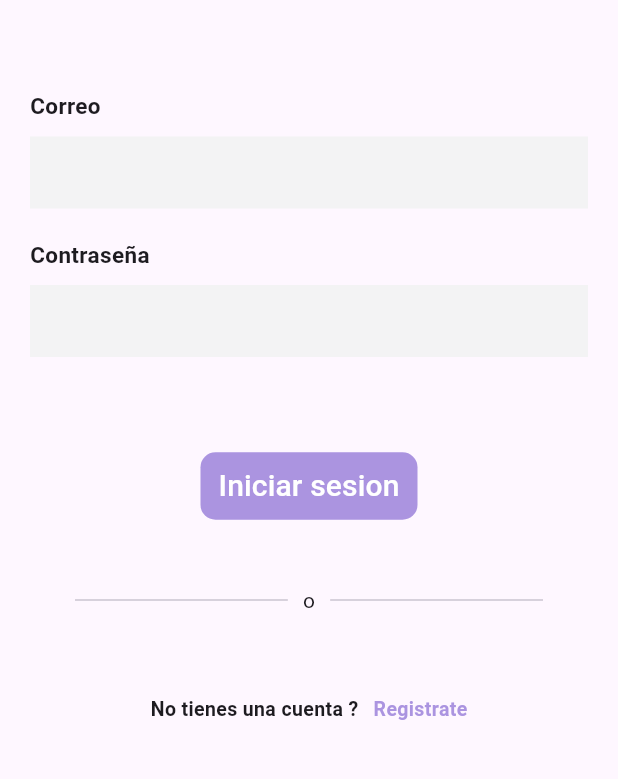
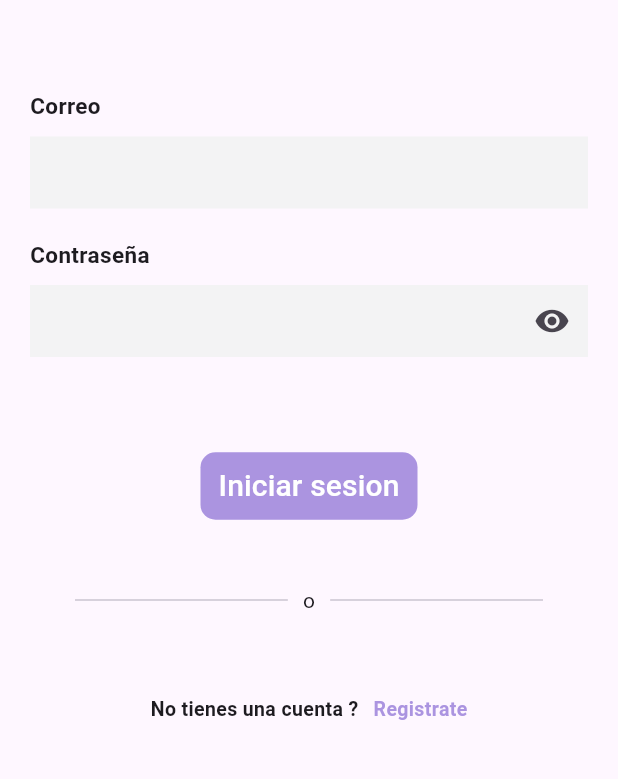
Before and after one commit to gatofeliz/Zas, a Flutter app: the screen it shows after launch, on a phone screen of 412 x 824 dp, the part 450-1229 px from its top. Run offline on Flutter 3.47's test engine with Material 3 defaults, Android fonts, the light colour scheme and no system bars; our stand-ins replace date_time_picker, dio, go_router, google_nav_bar, image_picker; missing offline and left inert: flutter_paypal_payment.

Commit message:
add iconpassword

```diff
--- a/lib/presentation/ui/login_screen.dart
+++ b/lib/presentation/ui/login_screen.dart
@@ -20,6 +20,7 @@ class LoginPage extends StatefulWidget {
 class _LoginPageState extends State<LoginPage> {
   TextEditingController emailController = TextEditingController();
   TextEditingController passwordController = TextEditingController();
+  bool _obscureText = true;
 
   Future<void> loginUser() async {
     final dio = Dio();
@@ -112,11 +113,21 @@ class _LoginPageState extends State<LoginPage> {
         ),
         TextField(
           controller: isPassword ? passwordController : emailController,
-            obscureText: isPassword,
-            decoration: const InputDecoration(
+          obscureText: isPassword && _obscureText,
+          decoration: InputDecoration(
             border: InputBorder.none,
-              fillColor: Color(0xfff3f3f4),
+            fillColor: const Color(0xfff3f3f4),
             filled: true,
+            suffixIcon: isPassword
+                ? IconButton(
+                    icon: const Icon(Icons.remove_red_eye),
+                    onPressed: () {
+                      setState(() {
+                        _obscureText = !_obscureText;
+                      });
+                    },
+                  )
+                : null,
           ),
         ),
       ],
```
Also changed, not shown: 1 other file. Lines whose indentation alone changed are shown as unchanged.
